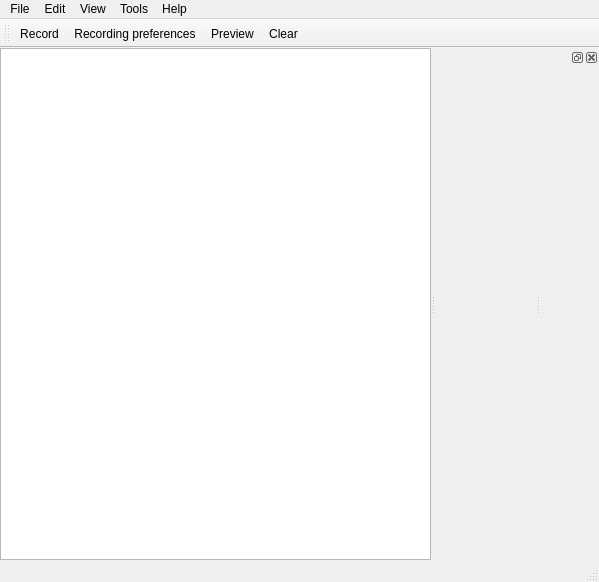
Qt form mainwindow.ui (domoritz/drummy) before a commit.
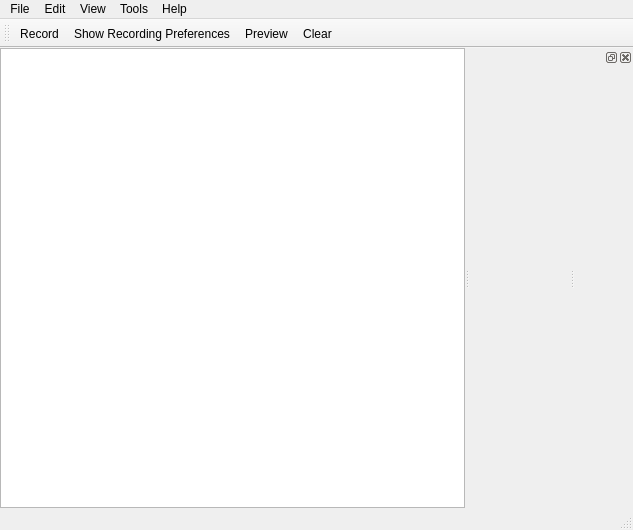
The same form after that commit. Icons and pictures are not drawn. Custom widgets are drawn as their Qt base class.

What changed in the file:
```diff
--- a/mainwindow.ui
+++ b/mainwindow.ui
@@ -6,8 +6,8 @@
    <rect>
     <x>0</x>
     <y>0</y>
-    <width>599</width>
-    <height>582</height>
+    <width>633</width>
+    <height>530</height>
    </rect>
   </property>
   <widget class="QWidget" name="centralWidget">
@@ -75,6 +75,9 @@
        <property name="lineWrapMode">
         <enum>QTextEdit::NoWrap</enum>
        </property>
+       <property name="readOnly">
+        <bool>true</bool>
+       </property>
       </widget>
       <widget class="SongInfo" name="songInfoWidget" native="true">
        <property name="sizePolicy">
@@ -93,7 +96,7 @@
     <rect>
      <x>0</x>
      <y>0</y>
-     <width>599</width>
+     <width>633</width>
      <height>22</height>
     </rect>
    </property>
@@ -278,7 +281,7 @@
      <normaloff>:/images/record_settings_32.png</normaloff>:/images/record_settings_32.png</iconset>
    </property>
    <property name="text">
-    <string>Recording preferences</string>
+    <string>Show Recording Preferences</string>
    </property>
    <property name="toolTip">
     <string>Recording preferences</string>
```
